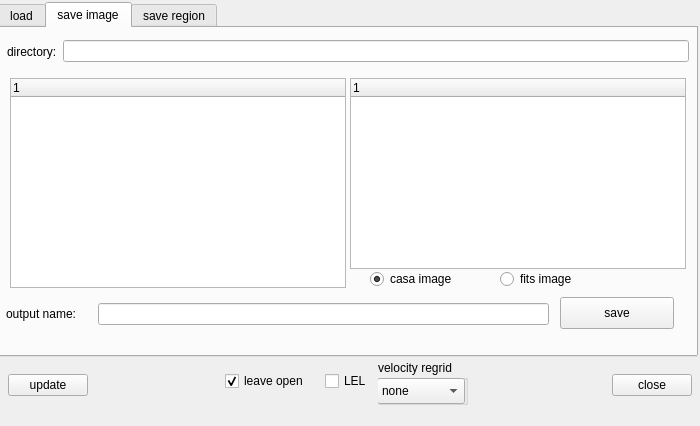
Qt form code/display/QtViewer/QtDataManager.ui (radio-astro/casa) before a commit.
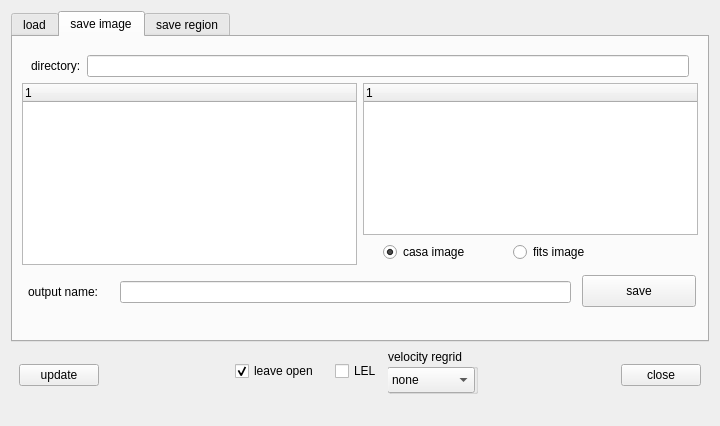
The same form after that commit. The open tabs and pages were chosen to show the change. Custom widgets are drawn as their Qt base class.

Commit message: New Development: No             JIRA Issue: No         Ready for Test: Yes      Interface Changes: No What Interface Changed: Please list interface changes          Test Programs: List test programs   Put in Release Notes: No              Module(s): Module Names change impacts.            Description: Viewer data manager file browser was not expanding (fix requested by Urvashi)

```diff
--- a/code/display/QtViewer/QtDataManager.ui
+++ b/code/display/QtViewer/QtDataManager.ui
@@ -7,7 +7,7 @@
    <rect>
     <x>0</x>
     <y>0</y>
-    <width>700</width>
+    <width>720</width>
     <height>426</height>
    </rect>
   </property>
@@ -20,169 +20,9 @@
   <property name="windowTitle">
    <string>Data Manager -- Viewer</string>
   </property>
-  <widget class="QWidget" name="bottomWidget_" native="true">
-   <property name="geometry">
-    <rect>
-     <x>0</x>
-     <y>359</y>
-     <width>700</width>
-     <height>64</height>
-    </rect>
-   </property>
-   <layout class="QHBoxLayout" name="_6">
-    <property name="leftMargin">
-     <number>8</number>
-    </property>
-    <property name="topMargin">
-     <number>0</number>
-    </property>
-    <property name="rightMargin">
-     <number>8</number>
-    </property>
-    <property name="bottomMargin">
-     <number>12</number>
-    </property>
+  <layout class="QVBoxLayout" name="verticalLayout_4">
     <item>
-     <widget class="QPushButton" name="updateButton_">
-      <property name="text">
-       <string>update</string>
-      </property>
-     </widget>
-    </item>
-    <item>
-     <spacer>
-      <property name="orientation">
-       <enum>Qt::Horizontal</enum>
-      </property>
-      <property name="sizeHint" stdset="0">
-       <size>
-        <width>16</width>
-        <height>31</height>
-       </size>
-      </property>
-     </spacer>
-    </item>
-    <item>
-     <widget class="QWidget" name="universal_options" native="true">
-      <layout class="QHBoxLayout" name="leave_open_layout">
-       <property name="leftMargin">
-        <number>1</number>
-       </property>
-       <property name="topMargin">
-        <number>1</number>
-       </property>
-       <item>
-        <widget class="QCheckBox" name="leaveOpen_">
-         <property name="text">
-          <string>leave open</string>
-         </property>
-         <property name="checked">
-          <bool>true</bool>
-         </property>
-        </widget>
-       </item>
-      </layout>
-     </widget>
-    </item>
-    <item>
-     <widget class="QWidget" name="save_options" native="true">
-      <layout class="QHBoxLayout" name="open_options_layout">
-       <property name="leftMargin">
-        <number>1</number>
-       </property>
-       <property name="topMargin">
-        <number>1</number>
-       </property>
-       <item>
-        <widget class="QCheckBox" name="showLEL_">
-         <property name="text">
-          <string>LEL</string>
-         </property>
-        </widget>
-       </item>
-       <item>
-        <widget class="QGroupBox" name="regrid">
-         <property name="minimumSize">
-          <size>
-           <width>90</width>
-           <height>45</height>
-          </size>
-         </property>
-         <property name="toolTip">
-          <string>regrid velocity axis...</string>
-         </property>
-         <property name="title">
-          <string>velocity regrid</string>
-         </property>
-         <property name="flat">
-          <bool>true</bool>
-         </property>
-         <widget class="QComboBox" name="regrid_method">
-          <property name="geometry">
-           <rect>
-            <x>-1</x>
-            <y>18</y>
-            <width>88</width>
-            <height>26</height>
-           </rect>
-          </property>
-          <item>
-           <property name="text">
-            <string>none</string>
-           </property>
-          </item>
-          <item>
-           <property name="text">
-            <string>bilinear</string>
-           </property>
-          </item>
-          <item>
-           <property name="text">
-            <string>nearest</string>
-           </property>
-          </item>
-          <item>
-           <property name="text">
-            <string>bicubic</string>
-           </property>
-          </item>
-         </widget>
-        </widget>
-       </item>
-      </layout>
-     </widget>
-    </item>
-    <item>
-     <spacer>
-      <property name="orientation">
-       <enum>Qt::Horizontal</enum>
-      </property>
-      <property name="sizeHint" stdset="0">
-       <size>
-        <width>40</width>
-        <height>20</height>
-       </size>
-      </property>
-     </spacer>
-    </item>
-    <item>
-     <widget class="QPushButton" name="cancelButton_">
-      <property name="text">
-       <string>close</string>
-      </property>
-     </widget>
-    </item>
-   </layout>
-  </widget>
   <widget class="QTabWidget" name="tabs">
-   <property name="geometry">
-    <rect>
-     <x>-2</x>
-     <y>2</y>
-     <width>700</width>
-     <height>355</height>
-    </rect>
-   </property>
    <property name="currentIndex">
     <number>0</number>
    </property>
@@ -190,15 +30,9 @@
     <attribute name="title">
      <string>load</string>
     </attribute>
+      <layout class="QVBoxLayout" name="verticalLayout_9">
+       <item>
     <widget class="QFrame" name="load_top_frame_">
-     <property name="geometry">
-      <rect>
-       <x>-2</x>
-       <y>2</y>
-       <width>700</width>
-       <height>34</height>
-      </rect>
-     </property>
      <property name="frameShape">
       <enum>QFrame::NoFrame</enum>
      </property>
@@ -221,15 +55,11 @@
       </item>
      </layout>
     </widget>
+       </item>
+       <item>
+        <layout class="QHBoxLayout" name="horizontalLayout_4">
+         <item>
     <widget class="QTreeWidget" name="load_tree_widget_">
-     <property name="geometry">
-      <rect>
-       <x>9</x>
-       <y>52</y>
-       <width>336</width>
-       <height>210</height>
-      </rect>
-     </property>
      <property name="minimumSize">
       <size>
        <width>260</width>
@@ -248,15 +78,9 @@
       </property>
      </column>
     </widget>
+         </item>
+         <item>
     <widget class="QGroupBox" name="displayGroupBox_">
-     <property name="geometry">
-      <rect>
-       <x>354</x>
-       <y>39</y>
-       <width>330</width>
-       <height>226</height>
-      </rect>
-     </property>
      <property name="sizePolicy">
       <sizepolicy hsizetype="Fixed" vsizetype="Expanding">
        <horstretch>0</horstretch>
@@ -319,8 +143,8 @@
              <rect>
               <x>0</x>
               <y>0</y>
-              <width>318</width>
-              <height>50</height>
+                    <width>322</width>
+                    <height>56</height>
              </rect>
             </property>
            </widget>
@@ -1119,15 +943,11 @@
       </item>
      </layout>
     </widget>
+         </item>
+        </layout>
+       </item>
+       <item>
     <widget class="QGroupBox" name="lelGB_">
-     <property name="geometry">
-      <rect>
-       <x>-3</x>
-       <y>268</y>
-       <width>700</width>
-       <height>51</height>
-      </rect>
-     </property>
      <property name="title">
       <string>LEL expression</string>
      </property>
@@ -1146,20 +966,16 @@
       </item>
      </layout>
     </widget>
+       </item>
+      </layout>
    </widget>
    <widget class="QWidget" name="tab">
     <attribute name="title">
      <string>save image</string>
     </attribute>
+      <layout class="QVBoxLayout" name="verticalLayout_8">
+       <item>
     <widget class="QFrame" name="image_top_frame">
-     <property name="geometry">
-      <rect>
-       <x>-2</x>
-       <y>2</y>
-       <width>700</width>
-       <height>34</height>
-      </rect>
-     </property>
      <property name="frameShape">
       <enum>QFrame::NoFrame</enum>
      </property>
@@ -1182,58 +998,31 @@
       </item>
      </layout>
     </widget>
-    <widget class="QLabel" name="img_output_error">
-     <property name="geometry">
-      <rect>
-       <x>95</x>
-       <y>300</y>
-       <width>603</width>
-       <height>22</height>
-      </rect>
-     </property>
-     <property name="styleSheet">
-      <string notr="true">color : rgb(255, 0, 12)</string>
-     </property>
-     <property name="text">
-      <string/>
-     </property>
-     <property name="textFormat">
-      <enum>Qt::PlainText</enum>
-     </property>
-    </widget>
-    <widget class="QTreeWidget" name="image_file_list_">
-     <property name="geometry">
-      <rect>
-       <x>350</x>
-       <y>50</y>
-       <width>336</width>
-       <height>191</height>
-      </rect>
-     </property>
-     <property name="minimumSize">
-      <size>
-       <width>260</width>
-       <height>140</height>
-      </size>
-     </property>
-     <property name="indentation">
-      <number>16</number>
-     </property>
-     <column>
-      <property name="text">
-       <string>1</string>
-      </property>
-     </column>
-    </widget>
+       </item>
+       <item>
+        <layout class="QHBoxLayout" name="horizontalLayout_3">
+         <item>
     <widget class="QTreeWidget" name="image_data_list_">
-     <property name="geometry">
-      <rect>
-       <x>10</x>
-       <y>50</y>
-       <width>336</width>
-       <height>210</height>
-      </rect>
-     </property>
+           <property name="minimumSize">
+            <size>
+             <width>260</width>
+             <height>140</height>
+            </size>
+           </property>
+           <property name="indentation">
+            <number>16</number>
+           </property>
+           <column>
+            <property name="text">
+             <string>1</string>
+            </property>
+           </column>
+          </widget>
+         </item>
+         <item>
+          <layout class="QVBoxLayout" name="verticalLayout_7">
+           <item>
+            <widget class="QTreeWidget" name="image_file_list_">
      <property name="minimumSize">
       <size>
        <width>260</width>
@@ -1249,15 +1038,9 @@
       </property>
      </column>
     </widget>
+           </item>
+           <item>
     <widget class="QFrame" name="frame">
-     <property name="geometry">
-      <rect>
-       <x>350</x>
-       <y>240</y>
-       <width>324</width>
-       <height>24</height>
-      </rect>
-     </property>
      <property name="minimumSize">
       <size>
        <width>0</width>
@@ -1300,14 +1083,18 @@
       </property>
      </widget>
     </widget>
+           </item>
+          </layout>
+         </item>
+        </layout>
+       </item>
+       <item>
     <widget class="QFrame" name="frame_3">
-     <property name="geometry">
-      <rect>
-       <x>0</x>
-       <y>265</y>
-       <width>691</width>
-       <height>41</height>
-      </rect>
+         <property name="minimumSize">
+          <size>
+           <width>0</width>
+           <height>40</height>
+          </size>
      </property>
      <property name="frameShape">
       <enum>QFrame::NoFrame</enum>
@@ -1352,20 +1139,29 @@
       </property>
      </widget>
     </widget>
+       </item>
+       <item>
+        <widget class="QLabel" name="img_output_error">
+         <property name="styleSheet">
+          <string notr="true">color : rgb(255, 0, 12)</string>
+         </property>
+         <property name="text">
+          <string/>
+         </property>
+         <property name="textFormat">
+          <enum>Qt::PlainText</enum>
+         </property>
+        </widget>
+       </item>
+      </layout>
    </widget>
    <widget class="QWidget" name="save_regions">
     <attribute name="title">
      <string>save region</string>
     </attribute>
+      <layout class="QVBoxLayout" name="verticalLayout_6">
+       <item>
     <widget class="QFrame" name="region_top_frame">
-     <property name="geometry">
-      <rect>
-       <x>-2</x>
-       <y>2</y>
-       <width>700</width>
-       <height>34</height>
-      </rect>
-     </property>
      <property name="frameShape">
       <enum>QFrame::NoFrame</enum>
      </property>
@@ -1388,15 +1184,11 @@
       </item>
      </layout>
     </widget>
+       </item>
+       <item>
+        <layout class="QHBoxLayout" name="horizontalLayout_2">
+         <item>
     <widget class="QTreeWidget" name="region_data_list">
-     <property name="geometry">
-      <rect>
-       <x>10</x>
-       <y>50</y>
-       <width>336</width>
-       <height>210</height>
-      </rect>
-     </property>
      <property name="minimumSize">
       <size>
        <width>260</width>
@@ -1412,15 +1204,11 @@
       </property>
      </column>
     </widget>
+         </item>
+         <item>
+          <layout class="QVBoxLayout" name="verticalLayout_5">
+           <item>
     <widget class="QTreeWidget" name="region_file_list">
-     <property name="geometry">
-      <rect>
-       <x>350</x>
-       <y>50</y>
-       <width>336</width>
-       <height>191</height>
-      </rect>
-     </property>
      <property name="minimumSize">
       <size>
        <width>260</width>
@@ -1436,15 +1224,9 @@
       </property>
      </column>
     </widget>
+           </item>
+           <item>
     <widget class="QFrame" name="frame_2">
-     <property name="geometry">
-      <rect>
-       <x>350</x>
-       <y>240</y>
-       <width>341</width>
-       <height>31</height>
-      </rect>
-     </property>
      <property name="minimumSize">
       <size>
        <width>0</width>
@@ -1534,14 +1316,18 @@
       </widget>
      </widget>
     </widget>
+           </item>
+          </layout>
+         </item>
+        </layout>
+       </item>
+       <item>
     <widget class="QFrame" name="frame_4">
-     <property name="geometry">
-      <rect>
-       <x>0</x>
-       <y>269</y>
-       <width>691</width>
-       <height>35</height>
-      </rect>
+         <property name="minimumSize">
+          <size>
+           <width>0</width>
+           <height>40</height>
+          </size>
      </property>
      <property name="frameShape">
       <enum>QFrame::NoFrame</enum>
@@ -1592,15 +1378,9 @@
       </property>
      </widget>
     </widget>
+       </item>
+       <item>
     <widget class="QLabel" name="region_output_error">
-     <property name="geometry">
-      <rect>
-       <x>95</x>
-       <y>303</y>
-       <width>603</width>
-       <height>22</height>
-      </rect>
-     </property>
      <property name="styleSheet">
       <string notr="true">color : rgb(255, 0, 12)</string>
      </property>
@@ -1611,8 +1391,160 @@
       <enum>Qt::PlainText</enum>
      </property>
     </widget>
-   </widget>
-  </widget>
+       </item>
+      </layout>
+     </widget>
+    </widget>
+   </item>
+   <item>
+    <widget class="QWidget" name="bottomWidget_" native="true">
+     <layout class="QHBoxLayout" name="_6">
+      <property name="leftMargin">
+       <number>8</number>
+      </property>
+      <property name="topMargin">
+       <number>0</number>
+      </property>
+      <property name="rightMargin">
+       <number>8</number>
+      </property>
+      <property name="bottomMargin">
+       <number>12</number>
+      </property>
+      <item>
+       <widget class="QPushButton" name="updateButton_">
+        <property name="text">
+         <string>update</string>
+        </property>
+       </widget>
+      </item>
+      <item>
+       <spacer>
+        <property name="orientation">
+         <enum>Qt::Horizontal</enum>
+        </property>
+        <property name="sizeHint" stdset="0">
+         <size>
+          <width>16</width>
+          <height>31</height>
+         </size>
+        </property>
+       </spacer>
+      </item>
+      <item>
+       <widget class="QWidget" name="universal_options" native="true">
+        <layout class="QHBoxLayout" name="leave_open_layout">
+         <property name="leftMargin">
+          <number>1</number>
+         </property>
+         <property name="topMargin">
+          <number>1</number>
+         </property>
+         <item>
+          <widget class="QCheckBox" name="leaveOpen_">
+           <property name="text">
+            <string>leave open</string>
+           </property>
+           <property name="checked">
+            <bool>true</bool>
+           </property>
+          </widget>
+         </item>
+        </layout>
+       </widget>
+      </item>
+      <item>
+       <widget class="QWidget" name="save_options" native="true">
+        <layout class="QHBoxLayout" name="open_options_layout">
+         <property name="leftMargin">
+          <number>1</number>
+         </property>
+         <property name="topMargin">
+          <number>1</number>
+         </property>
+         <item>
+          <widget class="QCheckBox" name="showLEL_">
+           <property name="text">
+            <string>LEL</string>
+           </property>
+          </widget>
+         </item>
+         <item>
+          <widget class="QGroupBox" name="regrid">
+           <property name="minimumSize">
+            <size>
+             <width>90</width>
+             <height>45</height>
+            </size>
+           </property>
+           <property name="toolTip">
+            <string>regrid velocity axis...</string>
+           </property>
+           <property name="title">
+            <string>velocity regrid</string>
+           </property>
+           <property name="flat">
+            <bool>true</bool>
+           </property>
+           <widget class="QComboBox" name="regrid_method">
+            <property name="geometry">
+             <rect>
+              <x>-1</x>
+              <y>18</y>
+              <width>88</width>
+              <height>26</height>
+             </rect>
+            </property>
+            <item>
+             <property name="text">
+              <string>none</string>
+             </property>
+            </item>
+            <item>
+             <property name="text">
+              <string>bilinear</string>
+             </property>
+            </item>
+            <item>
+             <property name="text">
+              <string>nearest</string>
+             </property>
+            </item>
+            <item>
+             <property name="text">
+              <string>bicubic</string>
+             </property>
+            </item>
+           </widget>
+          </widget>
+         </item>
+        </layout>
+       </widget>
+      </item>
+      <item>
+       <spacer>
+        <property name="orientation">
+         <enum>Qt::Horizontal</enum>
+        </property>
+        <property name="sizeHint" stdset="0">
+         <size>
+          <width>40</width>
+          <height>20</height>
+         </size>
+        </property>
+       </spacer>
+      </item>
+      <item>
+       <widget class="QPushButton" name="cancelButton_">
+        <property name="text">
+         <string>close</string>
+        </property>
+       </widget>
+      </item>
+     </layout>
+    </widget>
+   </item>
+  </layout>
  </widget>
  <customwidgets>
   <customwidget>
```
Lines whose indentation alone changed are shown as unchanged.
